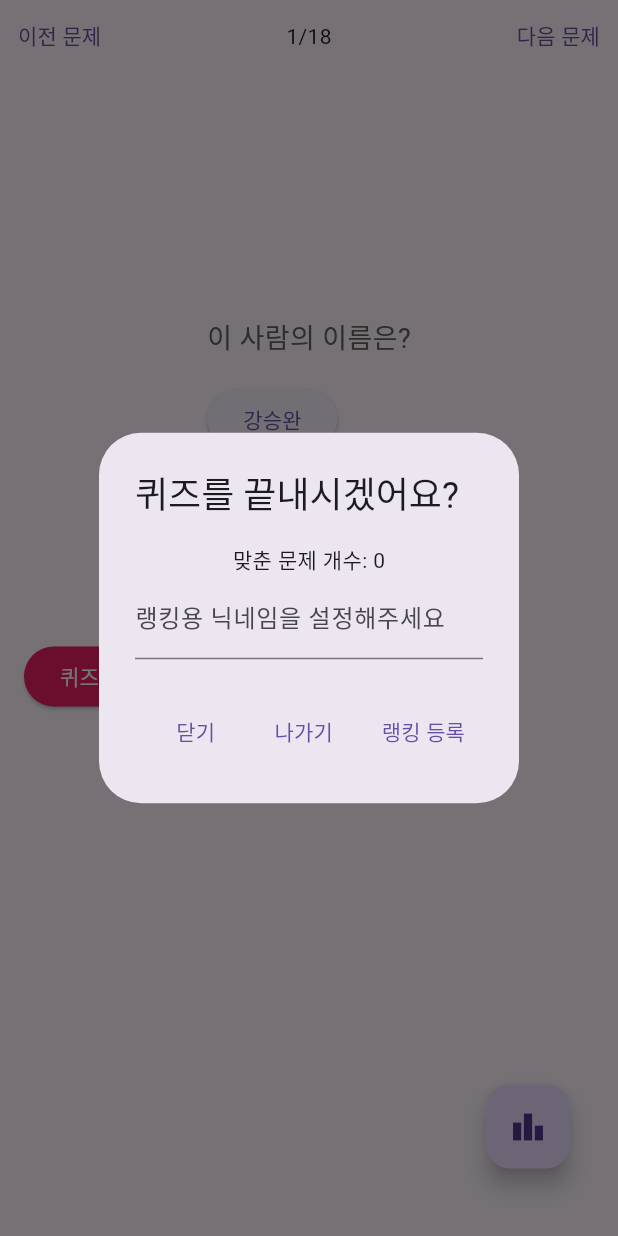
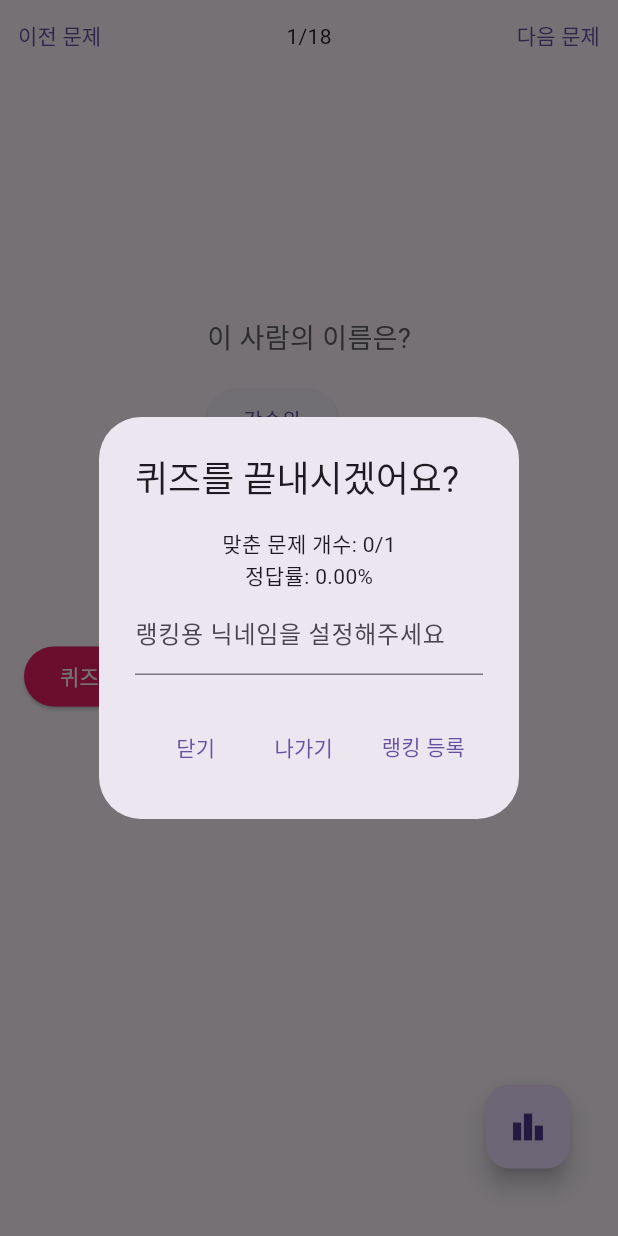
Before and after one commit to aksnd/molipcamp_start, a Flutter app: the NameQuizPage screen opened directly, after a tap on "퀴즈 끝내기", on a phone screen of 412 x 824 dp. Run offline on Flutter 3.47's test engine with Material 3 defaults, Android fonts, the light colour scheme and no system bars; our stand-ins replace contacts_service, flutter_native_contact_picker, image_picker, permission_handler, shared_preferences; missing offline and left inert: a package; accounts and stored records are empty.

Commit message:
quiz-4-tab-all-done

```diff
--- a/lib/quiz/quiz_name.dart
+++ b/lib/quiz/quiz_name.dart
@@ -8,6 +8,7 @@ import 'package:kaist_week1/ranking_provider.dart';
 import 'quiz_phonenumber.dart';
 import 'package:kaist_week1/mode_select.dart';
 import 'package:kaist_week1/main.dart';
+import 'package:kaist_week1/quiz/utils/calculator.dart';
 //이름 퀴즈 - 탭1
 
 class NameQuizPage extends StatefulWidget {
@@ -126,6 +127,10 @@ class _NameQuizPageState extends State<NameQuizPage> {
   }
 
   void _showCompletionDialog() {
+
+    final contactsProvider = Provider.of<ContactsProvider>(context, listen: false);
+    double correctRate = calculateCorrectRate(answercount_name, currentIndex+1);
+
     showDialog(
       context: context,
       barrierDismissible: false,
@@ -136,7 +141,8 @@ class _NameQuizPageState extends State<NameQuizPage> {
           content: Column(
             mainAxisSize: MainAxisSize.min,
             children: [
-              Text('맞춘 문제 개수: $answercount_name'),
+              Text('맞춘 문제 개수: $answercount_name/${currentIndex+1}'),
+              Text('정답률: ${correctRate.toStringAsFixed(2)}%'),
               TextField(
                 controller: _name_nicknameController,
                 decoration: InputDecoration(
@@ -167,7 +173,7 @@ class _NameQuizPageState extends State<NameQuizPage> {
               onPressed: () {
                 Provider.of<RankingProvider>(context, listen: false).addRanking(
                     _name_nicknameController.text,
-                    answercount_name, filteredContacts.length,
+                    answercount_name, currentIndex+1,
                     'name');
                 Navigator.of(context).pop();
                 ScaffoldMessenger.of(context).showSnackBar(
@@ -183,6 +189,7 @@ class _NameQuizPageState extends State<NameQuizPage> {
                 );
                 setState(() {
                   currentIndex = 0;
+                  answercount_name=0;
                   contact =
                   Provider.of<ContactsProvider>(context, listen: false)
                       .contacts[currentIndex];
@@ -271,6 +278,7 @@ class _NameQuizPageState extends State<NameQuizPage> {
                                     '점수: ${entry.score}',
                                     style: TextStyle(fontSize: 14),
                                   ),
+                                  Text('정답률: ${entry.correctRate.toStringAsFixed(2)}%'),
                                 ],
                               ),
                               IconButton(
```
